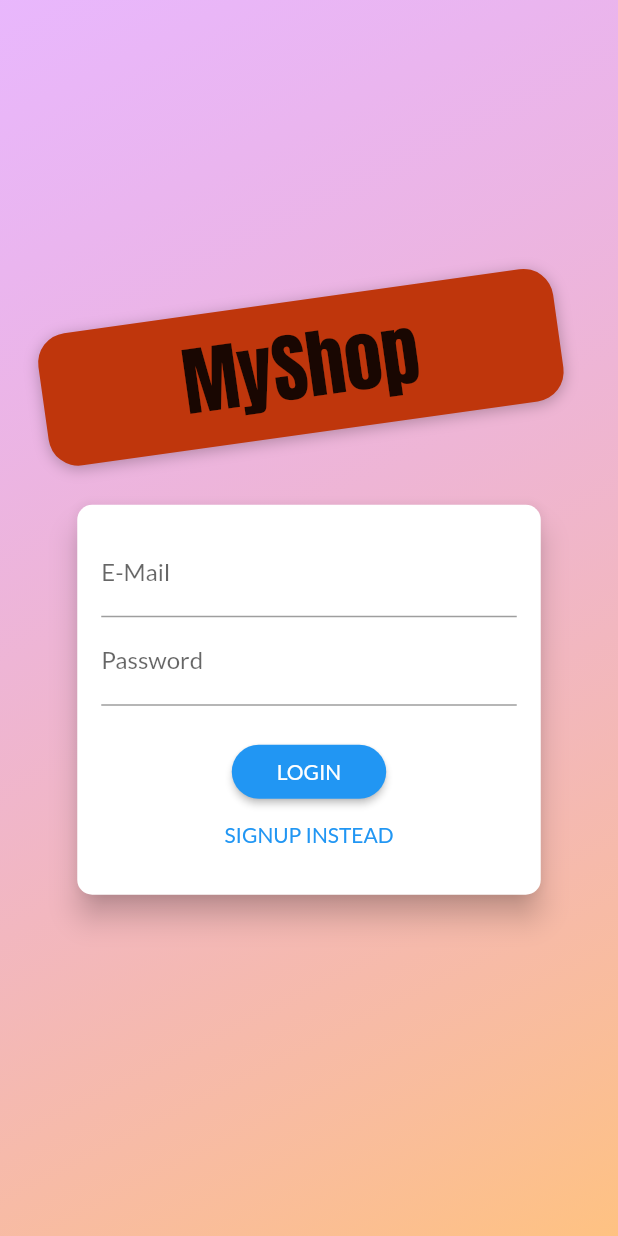
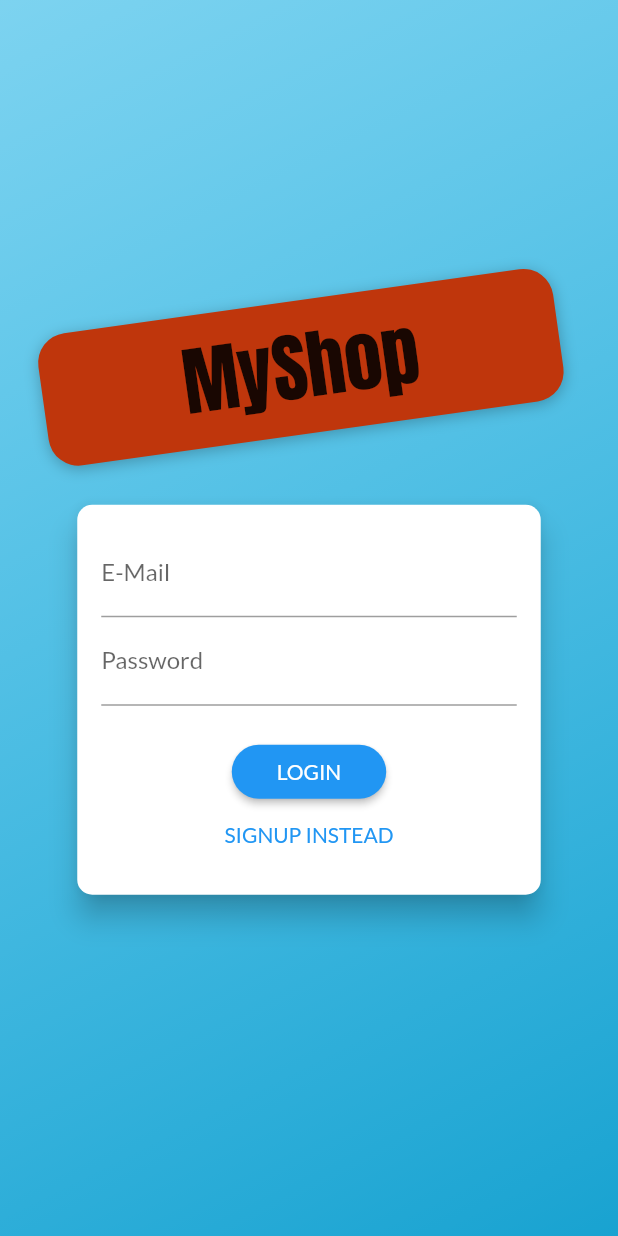
Before and after one commit to boilinux/flutter-shop, a Flutter app: the screen it shows after launch, on a phone screen of 412 x 824 dp. Run offline on Flutter 3.47's test engine with Material 2 defaults, Android fonts, the phone set to English and light mode, and no system bars.

```diff
--- a/lib/main.dart
+++ b/lib/main.dart
@@ -28,9 +28,11 @@ class MyApp extends StatelessWidget {
           create: (ctx) => Auth(),
         ),
         ChangeNotifierProxyProvider<Auth, ProductsProvider>(
-          create: (ctx) => ProductsProvider('', []),
-          update: (ctx, auth, previousProducts) =>
-              ProductsProvider(auth.token.toString(), previousProducts!.items),
+          create: (ctx) => ProductsProvider('', [], null),
+          update: (ctx, auth, previousProducts) => ProductsProvider(
+              auth.token.toString(),
+              previousProducts!.items,
+              {'user_id': auth.userId}),
         ),
         ChangeNotifierProvider(
           create: (ctx) => Cart(),
--- a/lib/provider/product.dart
+++ b/lib/provider/product.dart
@@ -38,13 +38,14 @@ class Product with ChangeNotifier {
     isFavorite = !isFavorite;
     notifyListeners();
     try {
+      var user_id = data!['user_id'];
       final url = Uri.parse(
-          "https://api01.stephenwenceslao.com/api/v1/product/favorites");
+          "https://api01.stephenwenceslao.com/api/v1/product/favorites/$user_id");
       final response = await http.put(
         url,
         headers: _headers,
         body: json.encode({
-          'Account': data!['user_id'],
+          'Account': user_id,
           'Product': data!['product_id'],
           'isfavorite': isFavorite,
         }),
@@ -52,6 +53,7 @@ class Product with ChangeNotifier {
       if (response.statusCode > 400) {
         _setFavValue(oldStatus);
       }
+      inspect(data);
       inspect(response);
     } catch (error) {
       _setFavValue(oldStatus);
--- a/lib/screens/auth_screen.dart
+++ b/lib/screens/auth_screen.dart
@@ -23,8 +23,8 @@ class AuthScreen extends StatelessWidget {
             decoration: BoxDecoration(
               gradient: LinearGradient(
                 colors: [
-                  Color.fromRGBO(215, 117, 255, 1).withOpacity(0.5),
-                  Color.fromRGBO(255, 188, 117, 1).withOpacity(0.9),
+                  Color.fromRGBO(0, 172, 230, 1).withOpacity(0.5),
+                  Color.fromRGBO(0, 153, 204, 1).withOpacity(0.9),
                 ],
                 begin: Alignment.topLeft,
                 end: Alignment.bottomRight,
```
Also changed, not shown: lib/provider/products_provider.dart (+16 -4 lines).
